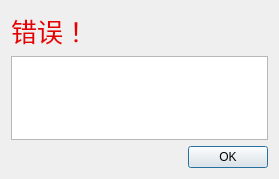
Above: err.ui from x1shang/Wetbulb-Calculator before the change. Below: the same form after it.
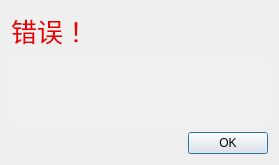
That is the form after the change.

```diff
--- a/err.ui
+++ b/err.ui
@@ -7,7 +7,7 @@
     <x>0</x>
     <y>0</y>
     <width>279</width>
-    <height>179</height>
+    <height>162</height>
    </rect>
   </property>
   <property name="windowTitle">
@@ -35,7 +35,15 @@
     </widget>
    </item>
    <item>
-    <widget class="QTextBrowser" name="textBrowser"/>
+    <widget class="QTextBrowser" name="textBrowser">
+     <property name="styleSheet">
+      <string notr="true">#textBrowser {
+        background: #f0f0f0;
+        border: 1px solid transparent;
+        border-radius: 5px;
+    }</string>
+     </property>
+    </widget>
    </item>
    <item>
     <layout class="QHBoxLayout" name="horizontalLayout">
```
